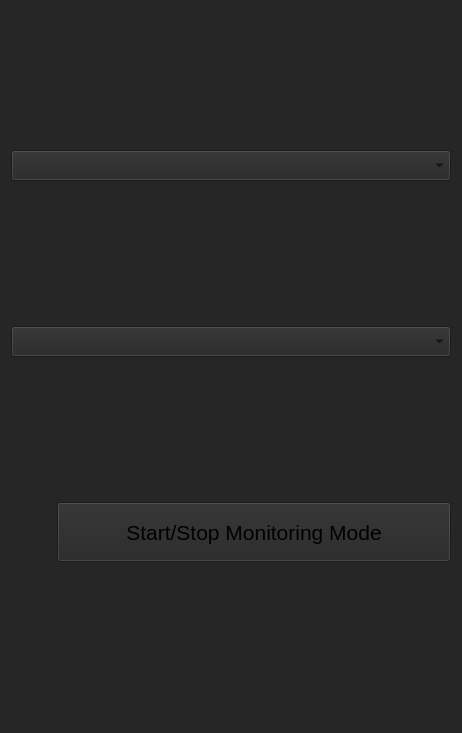
First picture: the form in Cybersecurity_Lesson/deauther/deauther.ui, repository GeekTech-mirror/qt-cybersecurity_lesson, before the edit.
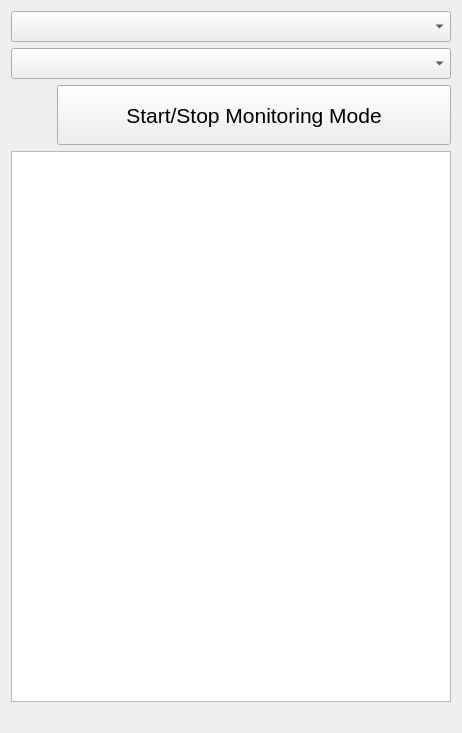
Second picture: the form after the edit. Icons and pictures are not drawn.

The edit to the form file:
```diff
--- a/Cybersecurity_Lesson/deauther/deauther.ui
+++ b/Cybersecurity_Lesson/deauther/deauther.ui
@@ -12,93 +12,9 @@
   </property>
   <property name="palette">
    <palette>
-    <active>
-     <colorrole role="Button">
-      <brush brushstyle="SolidPattern">
-       <color alpha="255">
-        <red>30</red>
-        <green>34</green>
-        <blue>39</blue>
-       </color>
-      </brush>
-     </colorrole>
-     <colorrole role="Base">
-      <brush brushstyle="SolidPattern">
-       <color alpha="255">
-        <red>30</red>
-        <green>34</green>
-        <blue>39</blue>
-       </color>
-      </brush>
-     </colorrole>
-     <colorrole role="Window">
-      <brush brushstyle="SolidPattern">
-       <color alpha="255">
-        <red>30</red>
-        <green>34</green>
-        <blue>39</blue>
-       </color>
-      </brush>
-     </colorrole>
-    </active>
-    <inactive>
-     <colorrole role="Button">
-      <brush brushstyle="SolidPattern">
-       <color alpha="255">
-        <red>38</red>
-        <green>38</green>
-        <blue>38</blue>
-       </color>
-      </brush>
-     </colorrole>
-     <colorrole role="Base">
-      <brush brushstyle="SolidPattern">
-       <color alpha="255">
-        <red>38</red>
-        <green>39</green>
-        <blue>40</blue>
-       </color>
-      </brush>
-     </colorrole>
-     <colorrole role="Window">
-      <brush brushstyle="SolidPattern">
-       <color alpha="255">
-        <red>38</red>
-        <green>38</green>
-        <blue>38</blue>
-       </color>
-      </brush>
-     </colorrole>
-    </inactive>
-    <disabled>
-     <colorrole role="Button">
-      <brush brushstyle="SolidPattern">
-       <color alpha="255">
-        <red>30</red>
-        <green>34</green>
-        <blue>39</blue>
-       </color>
-      </brush>
-     </colorrole>
-     <colorrole role="Base">
-      <brush brushstyle="SolidPattern">
-       <color alpha="255">
-        <red>30</red>
-        <green>34</green>
-        <blue>39</blue>
-       </color>
-      </brush>
-     </colorrole>
-     <colorrole role="Window">
-      <brush brushstyle="SolidPattern">
-       <color alpha="255">
-        <red>30</red>
-        <green>34</green>
-        <blue>39</blue>
-       </color>
-      </brush>
-     </colorrole>
-    </disabled>
+    <active/>
+    <inactive/>
+    <disabled/>
    </palette>
   </property>
   <property name="windowTitle">
@@ -184,6 +100,9 @@
      </item>
     </layout>
    </item>
+   <item>
+    <widget class="QTreeView" name="treeView"/>
+   </item>
    <item>
     <spacer name="horizontalSpacer">
      <property name="orientation">
```
